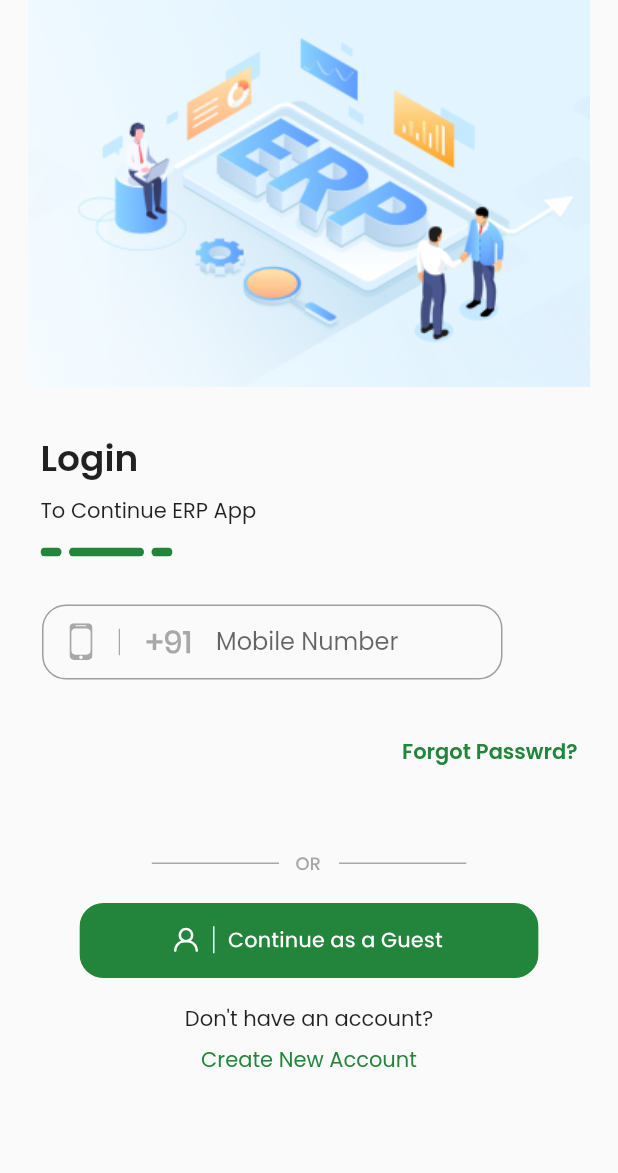
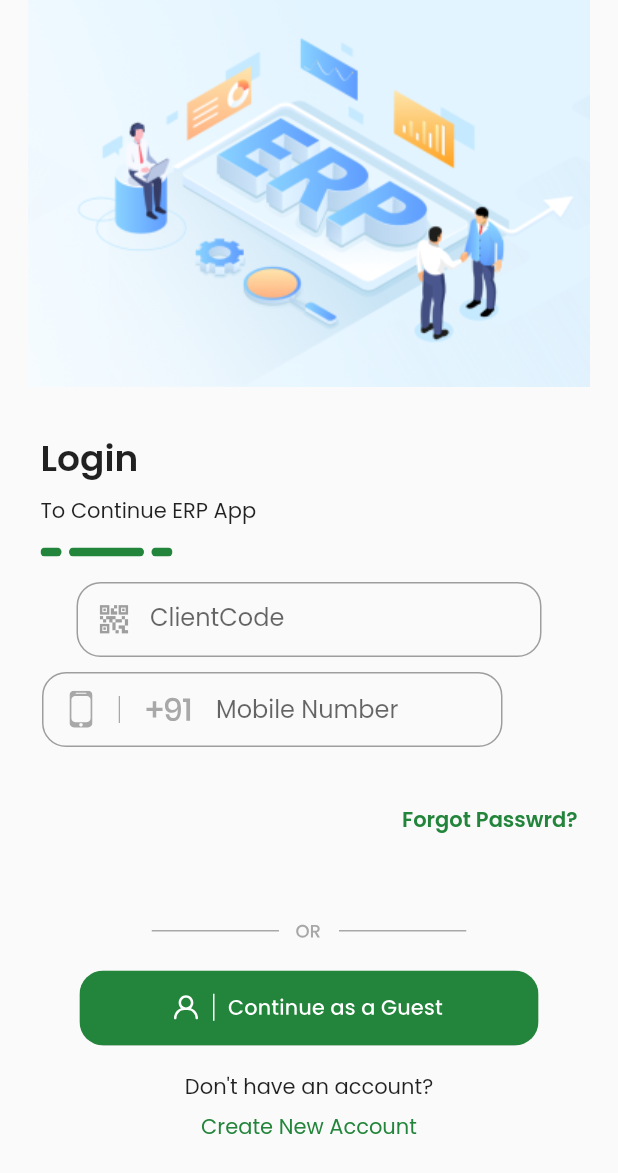
Before and after one commit to Vaibhavdvarpe/erp_app_1, a Flutter app: the screen it shows after launch, after a tap on "Get Started", on a phone screen of 412 x 824 dp. Shown: the top 1173 px of the screen. Run offline on Flutter 3.47's test engine with Material 2 defaults, Android fonts, the phone set to English and light mode, and no system bars; our stand-ins replace flutter_bloc, flutter_svg, get_storage, google_fonts, page_transition, rxdart; missing offline and left inert: flutter_exit_app; network calls fail.

Commit message:
client code updated

```diff
--- a/lib/api/api_service.dart
+++ b/lib/api/api_service.dart
@@ -13,17 +13,37 @@ import '../config/constant.dart';
 
 class ApiService {
   final box = GetStorage();
-  checkUser(username) async {
+  checkUser(username, clientcode) async {
     String uri = "${Constants.host}${Constants.getUserVerification}";
 
     final response = await http.post(Uri.parse(uri), body: {
       "username": username,
       //  "password":password.toString(),
-      "clientcode": 'KDilip',
+      "clientcode": clientcode,
     });
     if (response.statusCode == 200) {
       debugPrint(response.statusCode.toString());
       return CheckUserModel.fromJson(jsonDecode(response.body));
+    } else {
+      throw Exception("Error");
+    }
+  }
+
+  authenticateUser(username, password, clientcode) async {
+    String uri = "${Constants.host}${Constants.authenticateuser}";
+
+    final response = await http.post(Uri.parse(uri), body: {
+      "username": username,
+      "clientcode": clientcode,
+      "password": password,
+      'IFCM': '',
+      'AFCM': '',
+      'IDeviceType': '',
+      'ADeviceType': 'Android'
+    });
+    if (response.statusCode == 200) {
+      debugPrint(response.statusCode.toString());
+      return userAuthModelFromJson(response.body);
     } else {
       throw Exception("Error");
     }
@@ -56,26 +76,6 @@ class ApiService {
     }
   }
 
-  authenticateUser(username, password) async {
-    String uri = "${Constants.host}${Constants.authenticateuser}";
-
-    final response = await http.post(Uri.parse(uri), body: {
-      "username": username,
-      "clientcode": 'KDilip',
-      "password": password,
-      'IFCM': '',
-      'AFCM': '',
-      'IDeviceType': '',
-      'ADeviceType': 'Android'
-    });
-    if (response.statusCode == 200) {
-      debugPrint(response.statusCode.toString());
-      return userAuthModelFromJson(response.body);
-    } else {
-      throw Exception("Error");
-    }
-  }
-
   logout(token) async {
     String uri = "${Constants.host}${Constants.userlogout}";
     final response = await http.post(Uri.parse(uri), headers: {
--- a/lib/bloc/user_auth_bloc/user_auth_bloc.dart
+++ b/lib/bloc/user_auth_bloc/user_auth_bloc.dart
@@ -13,8 +13,9 @@ class UserAuthBloc extends Cubit<dynamic> {
     return _publishSubject.stream;
   }
 
-  sinkData(username, password) async {
-    UserAuthModel data = await _repo.authenticateUser(username, password);
+  sinkData(username, password, clientcode) async {
+    UserAuthModel data =
+        await _repo.authenticateUser(username, password, clientcode);
     _publishSubject.sink.add(data);
   }
 
--- a/lib/bloc/user_verification_bloc/user_verfication_bloc.dart
+++ b/lib/bloc/user_verification_bloc/user_verfication_bloc.dart
@@ -13,9 +13,8 @@ class CheckUserBloc extends Cubit<dynamic> {
     return _publishSubject.stream;
   }
 
-
-  sinkData(username) async {
-    CheckUserModel data = await _repo.repoCheckUser(username);
+  sinkData(username, clientcode) async {
+    CheckUserModel data = await _repo.repoCheckUser(username, clientcode);
     _publishSubject.sink.add(data);
   }
 
--- a/lib/pages_erp/loginpage.dart
+++ b/lib/pages_erp/loginpage.dart
@@ -1,4 +1,3 @@
-import 'package:erp_app/pages_erp/change_password.dart';
 import 'package:erp_app/pages_erp/forgot_pass.dart';
 import 'package:erp_app/pages_erp/homepage.dart';
 import 'package:erp_app/pages_erp/otp_page.dart';
@@ -21,6 +20,7 @@ class LoginPage extends StatefulWidget {
 class _LoginPageState extends State<LoginPage> {
   String? username = '';
   String? password = '';
+  String? clientcode = '';
   String? otp = '';
   String? resultMessage = '';
   String? isOTP = "";
@@ -77,10 +77,47 @@ class _LoginPageState extends State<LoginPage> {
                           width: 88, height: 6))
                 ],
               ),
+              Padding(
+                padding: const EdgeInsets.only(top: 17),
+                child: Container(
+                  height: 50,
+                  width: 310,
+                  decoration: BoxDecoration(
+                      border: Border.all(color: Colors.grey),
+                      borderRadius: BorderRadius.circular(16)),
+                  child: StreamBuilder(
+                      stream: checkUserBloc.streamData(),
+                      builder: (BuildContext context,
+                          AsyncSnapshot<CheckUserModel> snapshot) {
+                        return TextField(
+                          onChanged: (value) {
+                            clientcode = value;
+                          },
+                          // onSubmitted: (value) {
+                          //   checkUserBloc.sinkData(username, clientcode);
+                          //  otpStatus = snapshot.data!.value!.otp.toString();
+                          //  print(isOTP);
+                          // },
+                          obscureText: false,
+                          decoration: const InputDecoration(
+                            isDense: true,
+                            hintText: 'ClientCode',
+                            border: InputBorder.none,
+                            prefixIcon: Icon(
+                              Icons.qr_code_2,
+                              color: Colors.grey,
+                              size: 25,
+                            ),
+                            contentPadding: EdgeInsets.fromLTRB(20, 10, 0, 5),
+                          ),
+                        );
+                      }),
+                ),
+              ),
               Row(
                 children: [
                   Padding(
-                    padding: EdgeInsets.only(top: 32, left: 28, right: 5),
+                    padding: EdgeInsets.only(top: 10, left: 28, right: 5),
                     child: Container(
                       height: 50,
                       width: 307,
@@ -133,8 +170,8 @@ class _LoginPageState extends State<LoginPage> {
                                                 username = value;
                                               },
                                               onSubmitted: (value) {
-                                                checkUserBloc
-                                                    .sinkData(username);
+                                                checkUserBloc.sinkData(
+                                                    username, clientcode);
                                                 //  otpStatus = snapshot.data!.value!.otp.toString();
                                                 //  print(isOTP);
                                               },
@@ -217,7 +254,9 @@ class _LoginPageState extends State<LoginPage> {
                                                   },
                                                   onSubmitted: (value) {
                                                     userAuthBloc.sinkData(
-                                                        username, password);
+                                                        username,
+                                                        password,
+                                                        clientcode);
                                                   },
                                                   obscureText: false,
                                                   obscuringCharacter: "*",
@@ -333,6 +372,7 @@ class _LoginPageState extends State<LoginPage> {
                                         ),
                                       );
                                     }
+                                    ;
                                     SnackBar(content: Text("Not Authorized"));
                                   },
                                   child: Text("Login",
--- a/lib/repo/repository.dart
+++ b/lib/repo/repository.dart
@@ -1,21 +1,19 @@
 import 'package:erp_app/api/api_service.dart';
 
-
-class Repository extends ApiService
-{
-    repoCheckUser(username) {
+class Repository extends ApiService {
+  repoCheckUser(username, clientcode) {
     final apiService = ApiService();
-    return apiService.checkUser(username);
+    return apiService.checkUser(username, clientcode);
   }
 
-    repoUserAuth(username, password) {
+  repoUserAuth(username, password, clientcode) {
     final apiService = ApiService();
-    return apiService.authenticateUser(username, password);
+    return apiService.authenticateUser(username, password, clientcode);
   }
 
-   repoChangePass(token,currentpass,newpass) {
+  repoChangePass(token, currentpass, newpass) {
     final apiService = ApiService();
-    return apiService.changePass(token,currentpass,newpass);
+    return apiService.changePass(token, currentpass, newpass);
   }
 
   repoLogout(token) {
```
Also changed, not shown: lib/pages_erp/change_password.dart (+32 -25 lines), lib/pages_erp/homepage.dart (+44 -9 lines), 1 other file.
